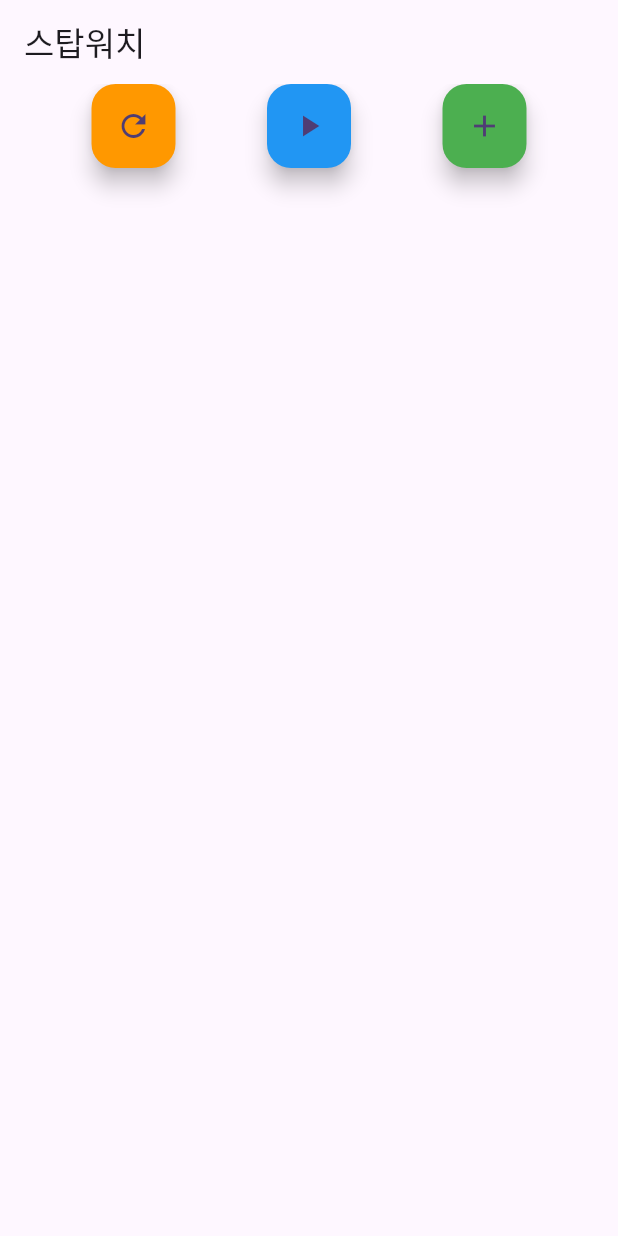
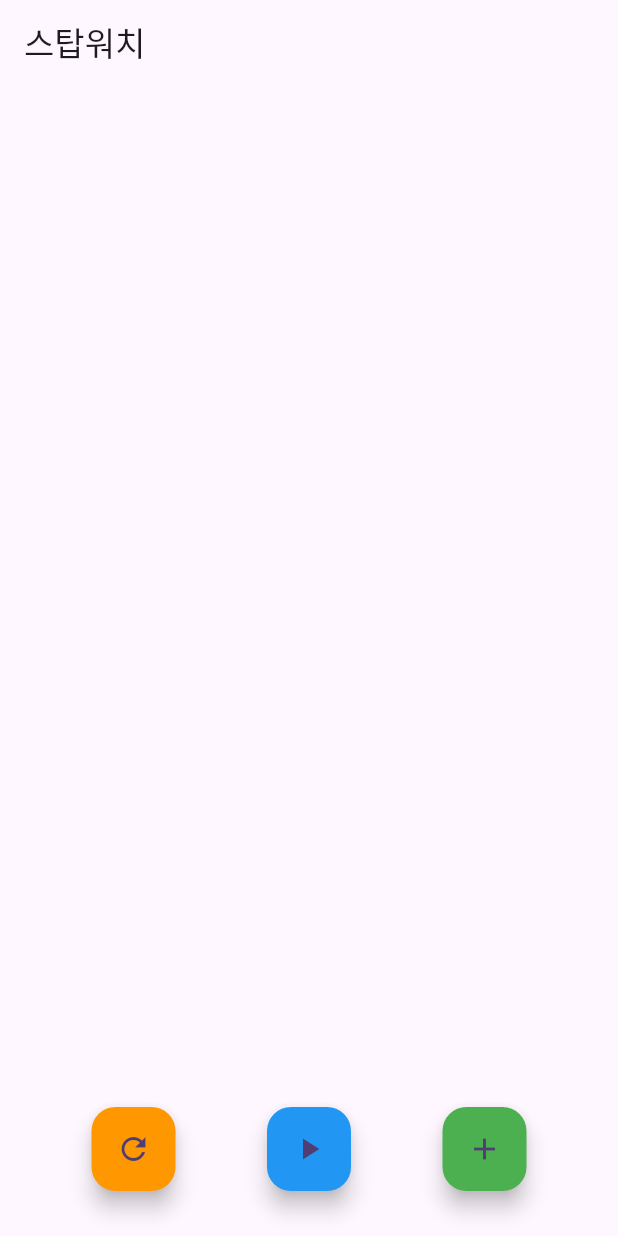
Before and after one commit to OSS0302/Stop_Watch_app, a Flutter app: the screen it shows after launch, on a phone screen of 412 x 824 dp. Run offline on Flutter 3.47's test engine with Material 3 defaults, Android fonts, the phone set to English and light mode, and no system bars.

Commit message:
068 빈공간 차지하는 Spacer

```diff
--- a/lib/stop_watch_screen.dart
+++ b/lib/stop_watch_screen.dart
@@ -16,6 +16,7 @@ class _StopWatchScreenState extends State<StopWatchScreen> {
       ),
       body: Column(
         children: [
+          Spacer(),
           Row(
             mainAxisAlignment: MainAxisAlignment.spaceEvenly,
             children: [
@@ -34,6 +35,7 @@ class _StopWatchScreenState extends State<StopWatchScreen> {
               ),
             ],
           ),
+          SizedBox(height: 30,)
         ],
       ),
     );
```
